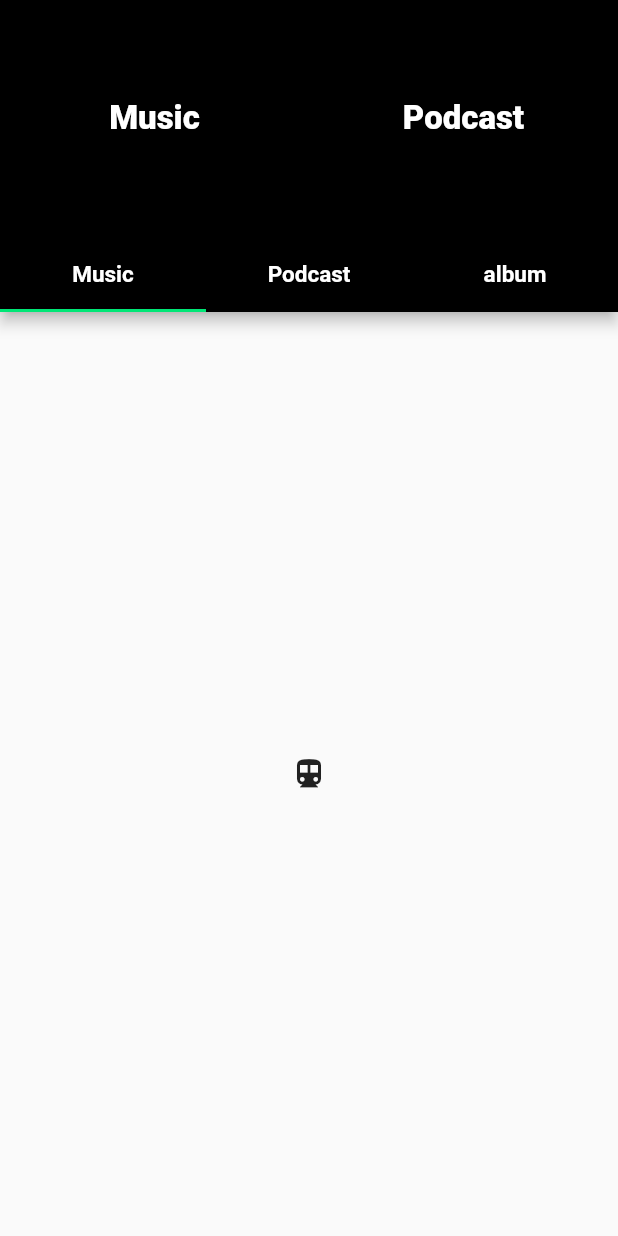
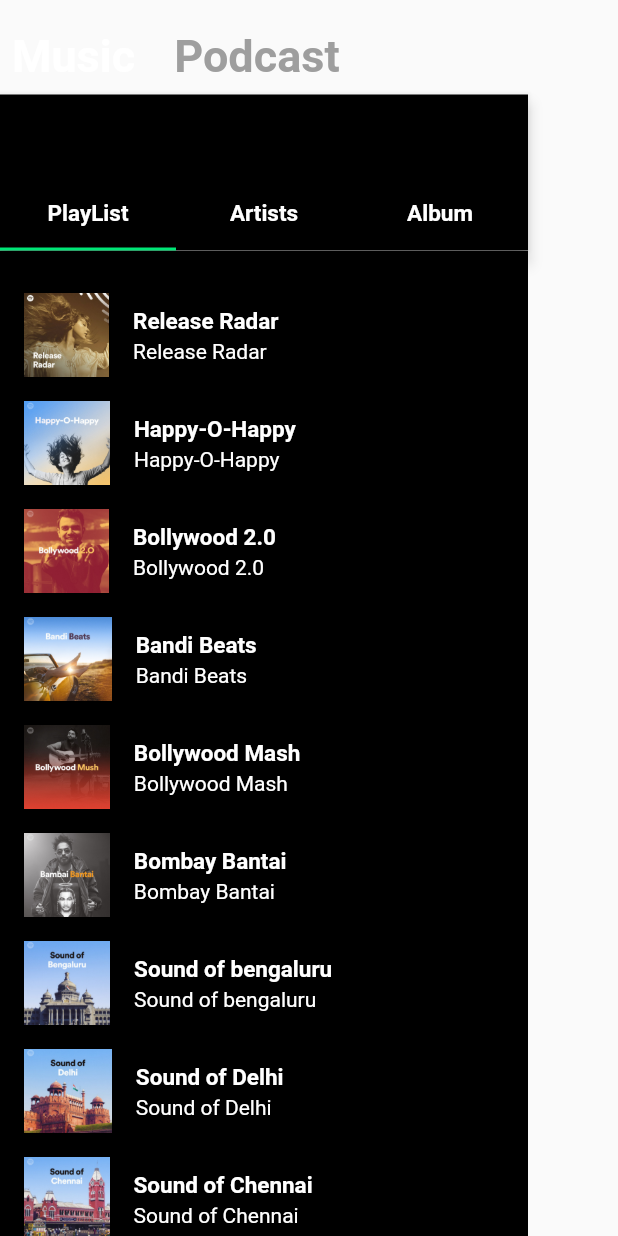
Before and after one commit to san-jayy/Spotify_ui, a Flutter app: the LibraryScreen widget shown alone on an empty page, opened directly, on a phone screen of 412 x 824 dp. Run offline on Flutter 3.47's test engine with Material 2 defaults, Android fonts, the phone set to English and light mode, and no system bars.

Commit message:
completed librarypage

```diff
--- a/lib/Screens/Library_sc.dart
+++ b/lib/Screens/Library_sc.dart
@@ -1,7 +1,20 @@
-import 'package:flutter/gestures.dart';
 import 'package:flutter/material.dart';
 import 'package:spotify_ui/Constants.dart';
-import 'package:spotify_ui/main.dart';
+
+final List<Gridlist> _bgridcontainers = [
+  Gridlist(containerImage: 'images/b1.jpg', title: 'Release Radar'),
+  Gridlist(containerImage: 'images/b3.jpg', title: 'Happy-O-Happy'),
+  Gridlist(containerImage: 'images/b4.jpg', title: 'Bollywood 2.0'),
+  Gridlist(containerImage: 'images/b2.jpg', title: 'Bandi Beats'),
+  Gridlist(containerImage: 'images/b5.jpg', title: 'Bollywood Mash'),
+  Gridlist(containerImage: 'images/b6.jpg', title: 'Bombay Bantai'),
+  Gridlist(containerImage: 'images/s1.jpg', title: 'Sound of bengaluru'),
+  Gridlist(containerImage: 'images/s2.jpg', title: 'Sound of Delhi'),
+  Gridlist(containerImage: 'images/s4.jpg', title: 'Sound of Chennai'),
+  Gridlist(containerImage: 'images/s5.jpg', title: 'Sound of Mumbai'),
+  Gridlist(containerImage: 'images/s6.jpg', title: 'Sound of Hyderabad'),
+  Gridlist(containerImage: 'images/s3.jpg', title: 'Sound of Kolkatta'),
+];
 
 class LibraryScreen extends StatefulWidget {
   @override
@@ -9,63 +22,61 @@ class LibraryScreen extends StatefulWidget {
 }
 
 class _LibraryScreenState extends State<LibraryScreen> {
+  Color activecolor = Colors.white;
+  Color inactivecolor = Colors.grey;
+
   @override
   Widget build(BuildContext context) {
     return Container(
-      color: Colors.black,
-      child: DefaultTabController(
-        length: 2,
-        child: Scaffold(
-          appBar: AppBar(
-            backgroundColor: Colors.black,
-            toolbarHeight: kToolbarHeight,
-            bottom: TabBar(
-              unselectedLabelStyle: TextStyle(fontSize: 70),
-              indicatorColor: Colors.transparent,
-              tabs: [
-                Tab(
-                  child: Text(
-                    'Music',
-                    style: kprimarytextstyle,
-                  ),
+        child: Padding(
+      padding: const EdgeInsets.only(top: 12),
+      child: Column(
+        children: [
+          Row(
+            children: [
+              TextButton(
+                child: Text(
+                  'Music',
+                  style: TextStyle(
+                      fontSize: 30,
+                      fontWeight: FontWeight.bold,
+                      color: activecolor),
                 ),
-                Tab(
-                  child: Text(
-                    'Podcast',
-                    style: kprimarytextstyle,
-                  ),
+                onPressed: () {
+                  setState(
+                    () {
+                      activecolor = Colors.white;
+                      inactivecolor = Colors.grey;
+                    },
+                  );
+                },
+              ),
+              SizedBox(
+                width: 10,
+              ),
+              TextButton(
+                child: Text(
+                  'Podcast',
+                  style: TextStyle(
+                      fontSize: 30,
+                      fontWeight: FontWeight.bold,
+                      color: inactivecolor),
                 ),
-              ],
-            ),
-          ),
-          body: TabBarView(
-            children: [
-              Music(),
-              Container(
-                child: Column(
-                  children: [
-                    ListTile(
-                      leading: Image(
-                        image: AssetImage('images/b4.jpg'),
-                      ),
-                      title: Text(
-                        'Muscician',
-                        style: TextStyle(
-                            color: Colors.black,
-                            fontWeight: FontWeight.bold,
-                            fontSize: 20),
-                      ),
-                    ),
-                  ],
-                ),
+                onPressed: () {
+                  setState(() {
+                    activecolor = Colors.grey;
+                    inactivecolor = Colors.white;
+                  });
+                },
               )
-              // Icon(Icons.directions_transit),
-              //Icon(Icons.directions_bike),
             ],
           ),
-        ),
+          Expanded(
+              child: Container(
+                  padding: EdgeInsets.only(right: 60), child: Music())),
+        ],
       ),
-    );
+    ));
   }
 }
 
@@ -88,19 +99,19 @@ class _MusicState extends State<Music> {
             tabs: [
               Tab(
                 child: Text(
-                  'Music',
+                  'PlayList',
                   style: ksecondarytextstyle,
                 ),
               ),
               Tab(
                 child: Text(
-                  'Podcast',
+                  'Artists',
                   style: ksecondarytextstyle,
                 ),
               ),
               Tab(
                 child: Text(
-                  'album',
+                  'Album',
                   style: ksecondarytextstyle,
                 ),
               ),
@@ -109,12 +120,48 @@ class _MusicState extends State<Music> {
         ),
         body: TabBarView(
           children: [
-            Icon(Icons.directions_transit),
-            Icon(Icons.directions_bike),
-            Icon(Icons.directions_transit),
+            Podcast(),
+            Podcast(),
+            Podcast(),
           ],
         ),
       ),
     );
   }
 }
+
+class Gridlist {
+  String containerImage;
+  String title;
+  Gridlist({this.containerImage, this.title});
+}
+
+class Podcast extends StatelessWidget {
+  @override
+  Widget build(BuildContext context) {
+    return SingleChildScrollView(
+      child: Container(
+        padding: EdgeInsets.only(top: 20),
+        color: Colors.black,
+        child: Column(
+          children: _bgridcontainers
+              .map((item) => Padding(
+                    padding: const EdgeInsets.all(.0),
+                    child: ListTile(
+                      leading: Image.asset(item.containerImage),
+                      title: Text(
+                        item.title,
+                        style: ksecondarytextstyle,
+                      ),
+                      subtitle: Text(
+                        item.title,
+                        style: TextStyle(color: Colors.white),
+                      ),
+                    ),
+                  ))
+              .toList(),
+        ),
+      ),
+    );
+  }
+}
```
